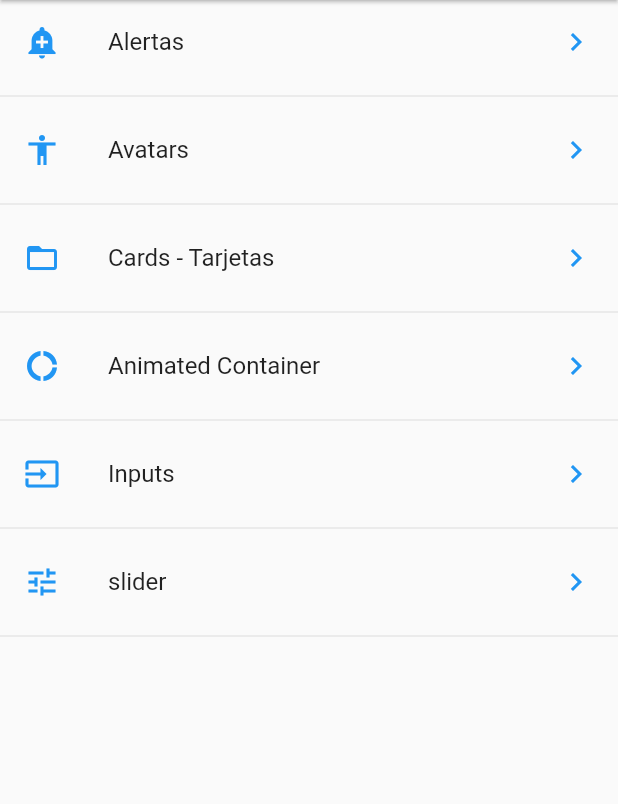
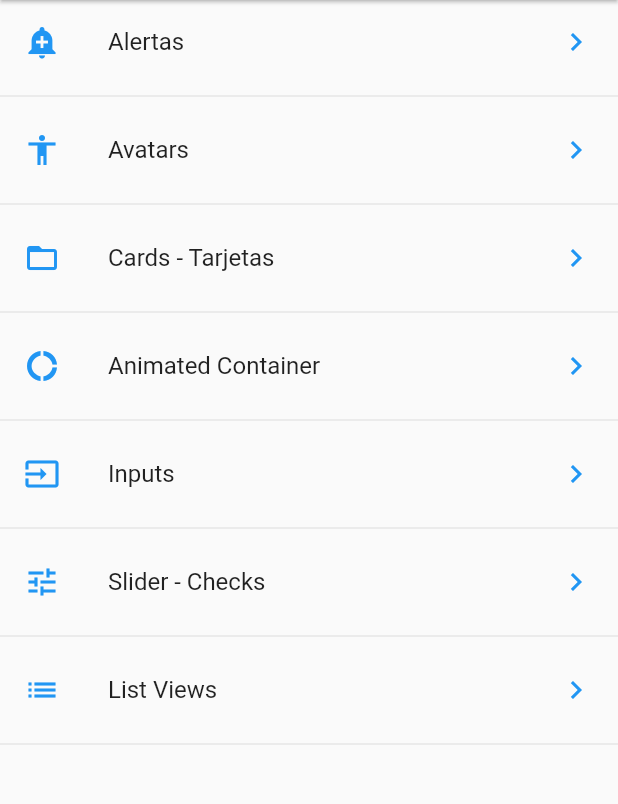
Before and after one commit to ilodi/ComponentesFlutter, a Flutter app: the screen it shows after launch, on a phone screen of 412 x 824 dp, the part 84-888 px from its top. Run offline on Flutter 3.47's test engine with Material 2 defaults, Android fonts, the phone set to English and light mode, and no system bars.

Commit message:
List View Bilder

```diff
--- a/data/menu_opts.json
+++ b/data/menu_opts.json
@@ -29,7 +29,12 @@
         {
             "ruta" : "slider",
             "icon" : "tune",
-            "texto": "slider"
+            "texto": "Slider - Checks"
+        },
+        {
+            "ruta" : "list",
+            "icon" : "list",
+            "texto": "List Views"
         }
     ]
 }
--- a/lib/src/routes/routes.dart
+++ b/lib/src/routes/routes.dart
@@ -7,6 +7,7 @@ import '../pages/card_pages.dart';
 import '../pages/animated_container.dart';
 import '../pages/input_page.dart';
 import '../pages/slider_page.dart';
+import '../pages/listview_page.dart';
 
 Map<String, WidgetBuilder> getApplicationRoutes(){
   return <String, WidgetBuilder>{
@@ -17,5 +18,6 @@ Map<String, WidgetBuilder> getApplicationRoutes(){
         'animatedContainer'  : (BuildContext context) => AnimatedContainerPages(),
         'inputs'             : (BuildContext context) => InputPage(),
         'slider'             : (BuildContext context) => SliderPage(),
+        'list'               : (BuildContext context) => ListViewPage(),
       };
 }
--- a/lib/src/utils/icono_string_util.dart
+++ b/lib/src/utils/icono_string_util.dart
@@ -7,6 +7,7 @@ final _icons = <String, IconData>{
   'donut_large'   : Icons.donut_large,
   'input'         : Icons.input,
   'tune'          : Icons.tune,
+  'list'          : Icons.list,
 };
 
 Icon getIcon (String nombreIcono){
```
Also changed, not shown: lib/src/pages/listview_page.dart (added, +38 -0 lines).
